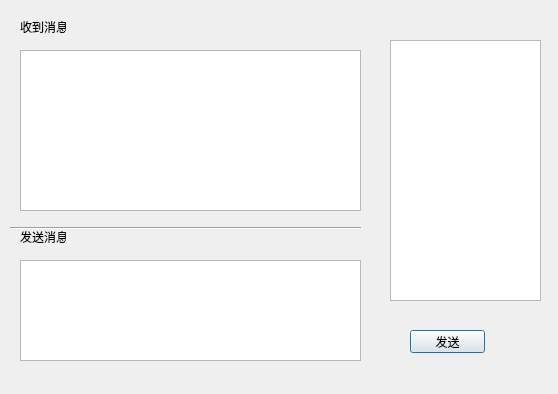
This is multichatdlg.ui in hk029/LetChat as Qt 5 draws it before an edit. The edited form follows.
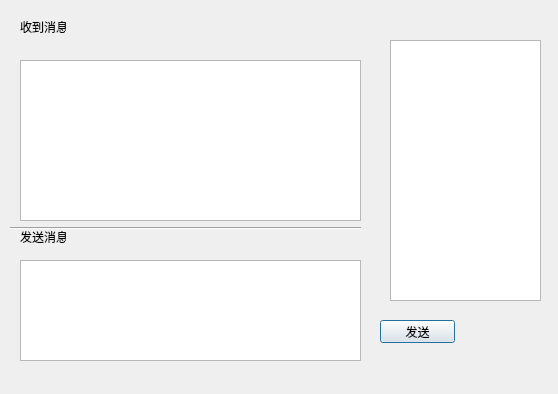
This is the edited form.

What changed in the file:
```diff
--- a/multichatdlg.ui
+++ b/multichatdlg.ui
@@ -43,7 +43,7 @@
    <property name="geometry">
     <rect>
      <x>20</x>
-     <y>50</y>
+     <y>60</y>
      <width>341</width>
      <height>161</height>
     </rect>
@@ -85,8 +85,8 @@
   <widget class="QPushButton" name="sendButton">
    <property name="geometry">
     <rect>
-     <x>410</x>
-     <y>330</y>
+     <x>380</x>
+     <y>320</y>
      <width>75</width>
      <height>23</height>
     </rect>
```
